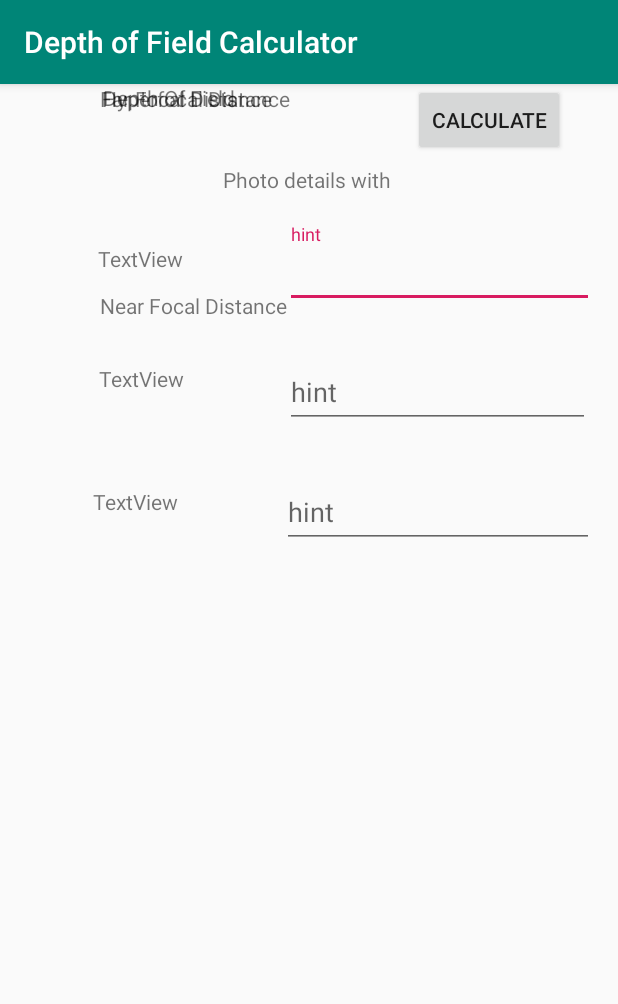
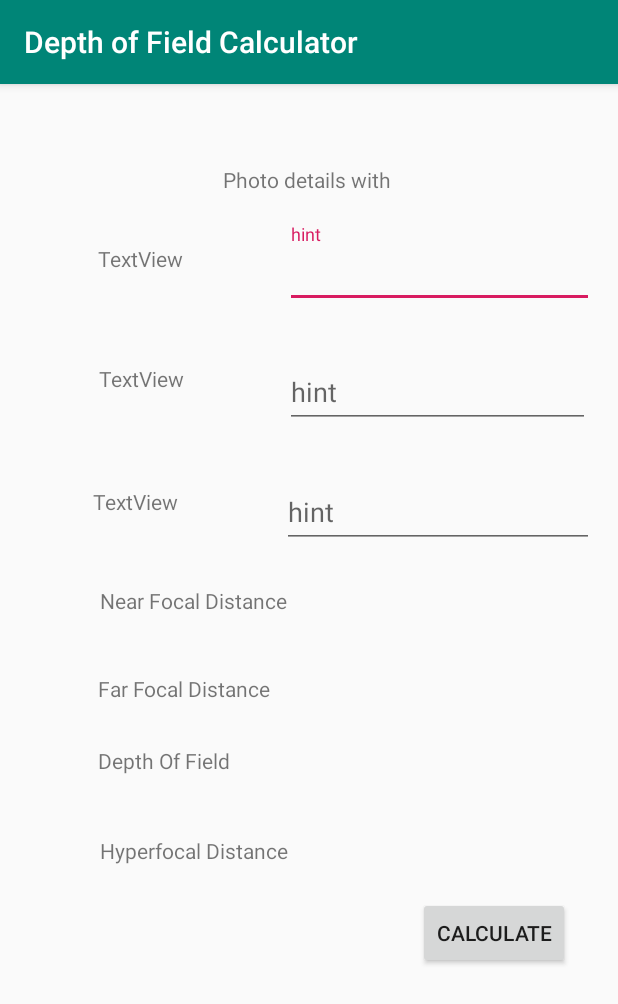
Before and after one commit to daniellenix/DepthOfFieldCalculator, an Android app: the ThirdActivity screen opened directly, with no data from a screen before it, on a phone screen of 412 x 824 dp. Shown: the top 1004 px of the screen. Run offline under Robolectric (Android 15) with nearby library versions, the light colour scheme and no system bars.

Commit message:
Complete third activity xml file.

```diff
--- a/app/src/main/res/layout/activity_third.xml
+++ b/app/src/main/res/layout/activity_third.xml
@@ -127,11 +127,12 @@
         android:id="@+id/textView6"
         android:layout_width="142dp"
         android:layout_height="29dp"
+        android:layout_marginTop="84dp"
         android:text="Far Focal Distance"
         app:layout_constraintEnd_toStartOf="@+id/guideline10"
-        app:layout_constraintHorizontal_bias="0.21"
+        app:layout_constraintHorizontal_bias="0.206"
         app:layout_constraintStart_toStartOf="@+id/guideline9"
-        tools:layout_editor_absoluteY="383dp" />
+        app:layout_constraintTop_toBottomOf="@+id/textInputLayout3" />
 
     <TextView
         android:id="@+id/textView7"
@@ -140,29 +141,38 @@
         android:text="Depth Of Field"
         app:layout_constraintBottom_toTopOf="@+id/textView8"
         app:layout_constraintEnd_toStartOf="@+id/guideline10"
-        app:layout_constraintHorizontal_bias="0.21"
+        app:layout_constraintHorizontal_bias="0.198"
         app:layout_constraintStart_toStartOf="@+id/guideline9"
         app:layout_constraintTop_toBottomOf="@+id/textView6"
-        app:layout_constraintVertical_bias="0.469" />
+        app:layout_constraintVertical_bias="0.435" />
 
     <TextView
         android:id="@+id/textView8"
         android:layout_width="133dp"
         android:layout_height="31dp"
+        android:layout_marginTop="192dp"
         android:text="Hyperfocal Distance"
         app:layout_constraintEnd_toStartOf="@+id/guideline10"
-        app:layout_constraintHorizontal_bias="0.21"
+        app:layout_constraintHorizontal_bias="0.203"
         app:layout_constraintStart_toStartOf="@+id/guideline9"
-        tools:layout_editor_absoluteY="497dp" />
+        app:layout_constraintTop_toBottomOf="@+id/textInputLayout3" />
 
     <Button
         android:id="@+id/button"
         android:layout_width="wrap_content"
         android:layout_height="wrap_content"
+        android:layout_marginBottom="16dp"
         android:text="Calculate"
+        app:layout_constraintBottom_toTopOf="@+id/guideline11"
         app:layout_constraintEnd_toStartOf="@+id/guideline10"
-        app:layout_constraintHorizontal_bias="0.93"
-        app:layout_constraintStart_toStartOf="@+id/guideline9"
-        tools:layout_editor_absoluteY="533dp" />
+        app:layout_constraintHorizontal_bias="0.942"
+        app:layout_constraintStart_toStartOf="@+id/guideline9" />
+
+    <androidx.constraintlayout.widget.Guideline
+        android:id="@+id/guideline11"
+        android:layout_width="wrap_content"
+        android:layout_height="wrap_content"
+        android:orientation="horizontal"
+        app:layout_constraintGuide_begin="606dp" />
 
 </androidx.constraintlayout.widget.ConstraintLayout>
```
